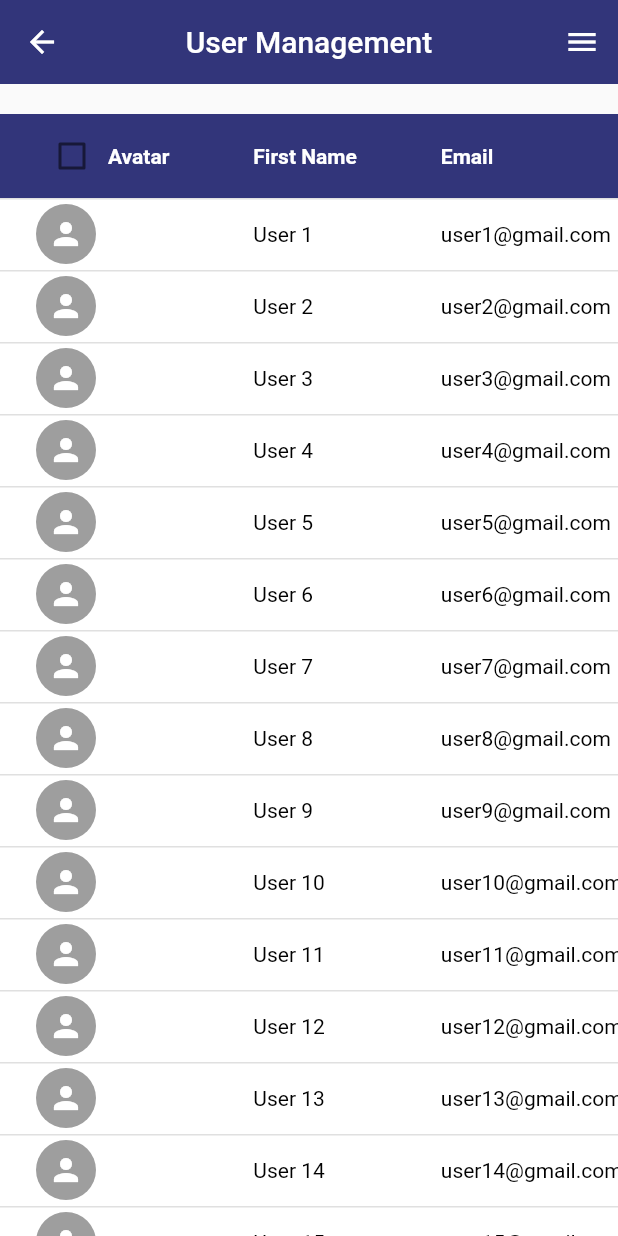
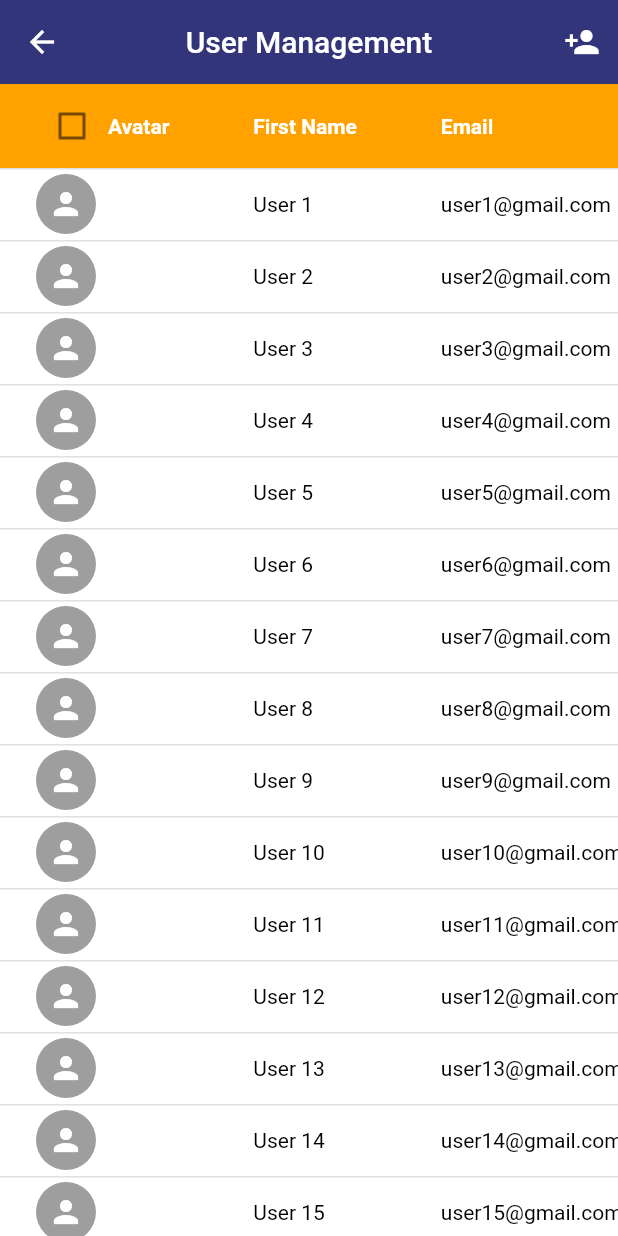
Before and after one commit to omarelhassani12/CampusPlus, a Flutter app: the AdminUsersScreen screen opened directly, on a phone screen of 412 x 824 dp. Run offline on Flutter 3.47's test engine with Material 2 defaults, Android fonts, the phone set to English and light mode, and no system bars; our stand-ins replace carousel_slider, fluttertoast, get, shared_preferences; accounts and stored records are empty.

Commit message:
create the admin_users_screen update the drawer and add icon for add new user

```diff
--- a/lib/screens/adminscreens/admin_users_screen.dart
+++ b/lib/screens/adminscreens/admin_users_screen.dart
@@ -22,6 +22,11 @@ class _AdminUsersScreenState extends State<AdminUsersScreen> {
   void toggleSelectedUser(int index) {
     setState(() {
       selectedUsers[index] = !selectedUsers[index];
+      if (!selectedUsers[index]) {
+        selectAll = false;
+      } else {
+        selectAll = selectedUsers.every((selected) => selected == true);
+      }
     });
   }
 
@@ -32,6 +37,34 @@ class _AdminUsersScreenState extends State<AdminUsersScreen> {
     });
   }
 
+  void openAddUserModal() {
+    showDialog(
+      context: context,
+      builder: (BuildContext context) {
+        return AlertDialog(
+          title: Text('Add User'),
+          content: SizedBox(
+            height: 400,
+            child: Container(
+              child: Column(
+                children: [
+                ],
+              ),
+            ),
+          ),
+          actions: [
+            ElevatedButton(
+              onPressed: () {
+                Navigator.pop(context);
+              },
+              child: Text('Save'),
+            ),
+          ],
+        );
+      },
+    );
+  }
+
   @override
   Widget build(BuildContext context) {
     return Scaffold(
@@ -40,18 +73,28 @@ class _AdminUsersScreenState extends State<AdminUsersScreen> {
         title: const Text('User Management'),
         centerTitle: true,
         elevation: 0,
+        actions: [
+          if (!selectedUsers.contains(true))
+            IconButton(
+              icon: Icon(Icons.person_add, color: ColorsApp.whiteClr),
+              onPressed: () {
+                openAddUserModal();
+              },
             ),
-      endDrawer: Drawer(
+        ],
+      ),
+      endDrawer: selectedUsers.contains(true)
+          ? Drawer(
               child: ListView(
                 children: [
                   ListTile(
-              leading: Icon(Icons.person_add, color: ColorsApp.blueClr),
+                    leading: Icon(Icons.receipt, color: ColorsApp.blueClr),
                     title: Text(
-                'Add User',
+                      'Generate Reports',
                       style: TextStyle(color: ColorsApp.blueClr),
                     ),
                     onTap: () {
-                // Handle Add User action
+                      // Handle Generate Reports action
                     },
                   ),
                   ListTile(
@@ -62,18 +105,17 @@ class _AdminUsersScreenState extends State<AdminUsersScreen> {
                     ),
                     onTap: () {
                       setState(() {
-                  // Handle Delete Selected Users action
                         selectedUsers = List.generate(20, (index) => false);
                       });
-                Navigator.pop(context); // Close the drawer
+                      Navigator.pop(context);
                     },
                   ),
                 ],
               ),
-      ),
+            )
+          : null,
       body: Column(
         children: [
-          const SizedBox(height: 20),
           Expanded(
             child: SingleChildScrollView(
               scrollDirection: Axis.horizontal,
@@ -81,13 +123,13 @@ class _AdminUsersScreenState extends State<AdminUsersScreen> {
                 child: DataTableTheme(
                   data: DataTableThemeData(
                     headingRowColor: MaterialStateColor.resolveWith(
-                      (states) => ColorsApp.mainClr,
+                      (states) => ColorsApp.accentClr,
                     ),
                     dataRowColor: MaterialStateColor.resolveWith(
                       (states) => Colors.white,
                     ),
-                    dataTextStyle: TextStyle(color: Colors.black),
-                    headingTextStyle: TextStyle(
+                    dataTextStyle: const TextStyle(color: Colors.black),
+                    headingTextStyle: const TextStyle(
                       color: Colors.white,
                       fontWeight: FontWeight.bold,
                     ),
@@ -102,14 +144,17 @@ class _AdminUsersScreenState extends State<AdminUsersScreen> {
                               onChanged: (value) {
                                 toggleSelectAll();
                               },
+                              activeColor: selectedUsers.contains(false)
+                                  ? Colors.grey
+                                  : ColorsApp.mainClr,
                             ),
-                            Text('Avatar'),
+                            const Text('Avatar'),
                           ],
                         ),
                       ),
-                      DataColumn(label: Text('First Name')),
-                      DataColumn(label: Text('Email')),
-                      DataColumn(label: Text('Actions')),
+                      const DataColumn(label: Text('First Name')),
+                      const DataColumn(label: Text('Email')),
+                      const DataColumn(label: Text('Actions')),
                     ],
                     rows: List.generate(
                       20,
@@ -139,7 +184,7 @@ class _AdminUsersScreenState extends State<AdminUsersScreen> {
                           ),
                           DataCell(
                             IconButton(
-                              icon: Icon(
+                              icon: const Icon(
                                 Icons.delete,
                                 color: Colors.red,
                               ),
@@ -162,19 +207,12 @@ class _AdminUsersScreenState extends State<AdminUsersScreen> {
 
 
 
-// import 'package:flutter/material.dart';
-// import 'package:school_app/utils/colors.dart';
 
-// class AdminUsersScreen extends StatefulWidget {
-//   const AdminUsersScreen({Key? key}) : super(key: key);
-
-//   @override
-//   _AdminUsersScreenState createState() => _AdminUsersScreenState();
-// }
 
 // class _AdminUsersScreenState extends State<AdminUsersScreen> {
 //   bool isDrawerOpen = false;
-//   List<bool> selectedUsers = List.generate(10, (index) => false);
+//   List<bool> selectedUsers = List.generate(20, (index) => false);
+//   bool selectAll = false;
 
 //   void toggleDrawer() {
 //     setState(() {
@@ -185,6 +223,18 @@ class _AdminUsersScreenState extends State<AdminUsersScreen> {
 //   void toggleSelectedUser(int index) {
 //     setState(() {
 //       selectedUsers[index] = !selectedUsers[index];
+//       if (!selectedUsers[index]) {
+//         selectAll = false;
+//       } else {
+//         selectAll = selectedUsers.every((selected) => selected == true);
+//       }
+//     });
+//   }
+
+//   void toggleSelectAll() {
+//     setState(() {
+//       selectAll = !selectAll;
+//       selectedUsers = List.generate(20, (index) => selectAll);
 //     });
 //   }
 
@@ -194,8 +244,10 @@ class _AdminUsersScreenState extends State<AdminUsersScreen> {
 //       appBar: AppBar(
 //         backgroundColor: ColorsApp.mainClr,
 //         title: const Text('User Management'),
+//         centerTitle: true,
+//         elevation: 0,
 //       ),
-//       drawer: Drawer(
+//       endDrawer: Drawer(
 //         child: ListView(
 //           children: [
 //             ListTile(
@@ -204,22 +256,19 @@ class _AdminUsersScreenState extends State<AdminUsersScreen> {
 //                 'Add User',
 //                 style: TextStyle(color: ColorsApp.blueClr),
 //               ),
-//               onTap: () {
-//                 // Handle Add User action
-//               },
+//               onTap: () {},
 //             ),
 //             ListTile(
-//               leading: Icon(Icons.delete, color: Colors.red),
-//               title: Text(
+//               leading: const Icon(Icons.delete, color: Colors.red),
+//               title: const Text(
 //                 'Delete Selected Users',
 //                 style: TextStyle(color: Colors.red),
 //               ),
 //               onTap: () {
 //                 setState(() {
-//                   // Handle Delete Selected Users action
-//                   selectedUsers = List.generate(10, (index) => false);
+//                   selectedUsers = List.generate(20, (index) => false);
 //                 });
-//                 Navigator.pop(context); // Close the drawer
+//                 Navigator.pop(context);
 //               },
 //             ),
 //           ],
@@ -227,7 +276,6 @@ class _AdminUsersScreenState extends State<AdminUsersScreen> {
 //       ),
 //       body: Column(
 //         children: [
-//           const SizedBox(height: 20),
 //           Expanded(
 //             child: SingleChildScrollView(
 //               scrollDirection: Axis.horizontal,
@@ -235,29 +283,42 @@ class _AdminUsersScreenState extends State<AdminUsersScreen> {
 //                 child: DataTableTheme(
 //                   data: DataTableThemeData(
 //                     headingRowColor: MaterialStateColor.resolveWith(
-//                       (states) => ColorsApp.mainClr,
+//                       (states) => ColorsApp.accentClr,
 //                     ),
 //                     dataRowColor: MaterialStateColor.resolveWith(
 //                       (states) => Colors.white,
 //                     ),
-//                     dataTextStyle: TextStyle(color: Colors.black),
-//                     headingTextStyle: TextStyle(
+//                     dataTextStyle: const TextStyle(color: Colors.black),
+//                     headingTextStyle: const TextStyle(
 //                       color: Colors.white,
 //                       fontWeight: FontWeight.bold,
 //                     ),
 //                   ),
 //                   child: DataTable(
 //                     columns: [
-//                       DataColumn(label: Text('First Name')),
-//                       DataColumn(label: Text('Email')),
-//                       DataColumn(label: Text('Actions')),
+//                       DataColumn(
+//                         label: Row(
+//                           children: [
+//                             Checkbox(
+//                               value: selectAll,
+//                               onChanged: (value) {
+//                                 toggleSelectAll();
+//                               },
+//                               activeColor: selectedUsers.contains(false)
+//                                   ? Colors.grey
+//                                   : ColorsApp.mainClr,
+//                             ),
+//                             const Text('Avatar'),
+//                           ],
+//                         ),
+//                       ),
+//                       const DataColumn(label: Text('First Name')),
+//                       const DataColumn(label: Text('Email')),
+//                       const DataColumn(label: Text('Actions')),
 //                     ],
 //                     rows: List.generate(
-//                       10,
+//                       20,
 //                       (index) => DataRow(
-//                         onSelectChanged: (selected) {
-//                           toggleSelectedUser(index);
-//                         },
 //                         cells: [
 //                           DataCell(
 //                             GestureDetector(
@@ -279,8 +340,11 @@ class _AdminUsersScreenState extends State<AdminUsersScreen> {
 //                             Text('User ${index + 1}'),
 //                           ),
 //                           DataCell(
+//                             Text('user${index + 1}@gmail.com'),
+//                           ),
+//                           DataCell(
 //                             IconButton(
-//                               icon: Icon(
+//                               icon: const Icon(
 //                                 Icons.delete,
 //                                 color: Colors.red,
 //                               ),
@@ -303,6 +367,12 @@ class _AdminUsersScreenState extends State<AdminUsersScreen> {
 
 
 
+
+
+
+
+
+
 // class AdminUsersScreen extends StatefulWidget {
 //   const AdminUsersScreen({Key? key}) : super(key: key);
 
@@ -313,6 +383,7 @@ class _AdminUsersScreenState extends State<AdminUsersScreen> {
 // class _AdminUsersScreenState extends State<AdminUsersScreen> {
 //   bool isDrawerOpen = false;
 //   List<bool> selectedUsers = List.generate(20, (index) => false);
+//   bool selectAll = false;
 
 //   void toggleDrawer() {
 //     setState(() {
@@ -323,6 +394,18 @@ class _AdminUsersScreenState extends State<AdminUsersScreen> {
 //   void toggleSelectedUser(int index) {
 //     setState(() {
 //       selectedUsers[index] = !selectedUsers[index];
+//       if (!selectedUsers[index]) {
+//         selectAll = false;
+//       } else {
+//         selectAll = selectedUsers.every((selected) => selected == true);
+//       }
+//     });
+//   }
+
+//   void toggleSelectAll() {
+//     setState(() {
+//       selectAll = !selectAll;
+//       selectedUsers = List.generate(20, (index) => selectAll);
 //     });
 //   }
 
@@ -367,66 +450,80 @@ class _AdminUsersScreenState extends State<AdminUsersScreen> {
 //       ),
 //       body: Column(
 //         children: [
-//           const SizedBox(height: 20),
 //           Expanded(
 //             child: SingleChildScrollView(
 //               scrollDirection: Axis.horizontal,
 //               child: SingleChildScrollView(
-//                 child: DataTable(
-//                   columns: [
-//                     DataColumn(
-//                       label: Checkbox(
-//                         value: selectedUsers.every((selected) => selected),
-//                         onChanged: (value) {
-//                           setState(() {
-//                             selectedUsers =
-//                                 List.generate(20, (index) => value!);
-//                           });
-//                         },
+//                 child: DataTableTheme(
+//                   data: DataTableThemeData(
+//                     headingRowColor: MaterialStateColor.resolveWith(
+//                       (states) => ColorsApp.mainClr,
+//                     ),
+//                     dataRowColor: MaterialStateColor.resolveWith(
+//                       (states) => Colors.white,
+//                     ),
+//                     dataTextStyle: const TextStyle(color: Colors.black),
+//                     headingTextStyle: const TextStyle(
+//                       color: Colors.white,
+//                       fontWeight: FontWeight.bold,
+//                     ),
+//                   ),
+//                   child: DataTable(
+//                     columns: [
+//                       DataColumn(
+//                         label: Row(
+//                           children: [
+//                             Checkbox(
+//                               value: selectAll,
+//                               onChanged: (value) {
+//                                 toggleSelectAll();
+//                               },
+//                             ),
+//                             const Text('Avatar'),
+//                           ],
+//                         ),
 //                       ),
-//                     ),
-//                     DataColumn(label: Text('Avatar')),
-//                     DataColumn(label: Text('First Name')),
-//                     DataColumn(label: Text('Last Name')),
-//                     DataColumn(label: Text('Actions')),
-//                   ],
-//                   rows: List.generate(
-//                     20,
-//                     (index) => DataRow(
-//                       cells: [
-//                         DataCell(
-//                           Checkbox(
-//                             value: selectedUsers[index],
-//                             onChanged: (value) {
-//                               toggleSelectedUser(index);
-//                             },
-//                           ),
-//                         ),
-//                         DataCell(
-//                           CircleAvatar(
-//                             backgroundColor: ColorsApp.mainClr,
-//                             child: Icon(
-//                               Icons.person,
-//                               color: ColorsApp.whiteClr,
+//                       const DataColumn(label: Text('First Name')),
+//                       const DataColumn(label: Text('Email')),
+//                       const DataColumn(label: Text('Actions')),
+//                     ],
+//                     rows: List.generate(
+//                       20,
+//                       (index) => DataRow(
+//                         cells: [
+//                           DataCell(
+//                             GestureDetector(
+//                               onTap: () {
+//                                 toggleSelectedUser(index);
+//                               },
+//                               child: CircleAvatar(
+//                                 backgroundColor: selectedUsers[index]
+//                                     ? ColorsApp.mainClr
+//                                     : Colors.grey,
+//                                 child: Icon(
+//                                   Icons.person,
+//                                   color: ColorsApp.whiteClr,
+//                                 ),
+//                               ),
 //                             ),
 //                           ),
-//                         ),
-//                         DataCell(
-//                           Text('User ${index + 1}'),
-//                         ),
-//                         DataCell(
-//                           Text('user${index + 1}'),
-//                         ),
-//                         DataCell(
-//                           IconButton(
-//                             icon: Icon(
-//                               Icons.delete,
-//                               color: Colors.red,
+//                           DataCell(
+//                             Text('User ${index + 1}'),
+//                           ),
+//                           DataCell(
+//                             Text('user${index + 1}@gmail.com'),
+//                           ),
+//                           DataCell(
+//                             IconButton(
+//                               icon: const Icon(
+//                                 Icons.delete,
+//                                 color: Colors.red,
+//                               ),
+//                               onPressed: () {},
 //                             ),
-//                             onPressed: () {},
 //                           ),
-//                         ),
-//                       ],
+//                         ],
+//                       ),
 //                     ),
 //                   ),
 //                 ),
```
Lines whose indentation alone changed are shown as unchanged.
